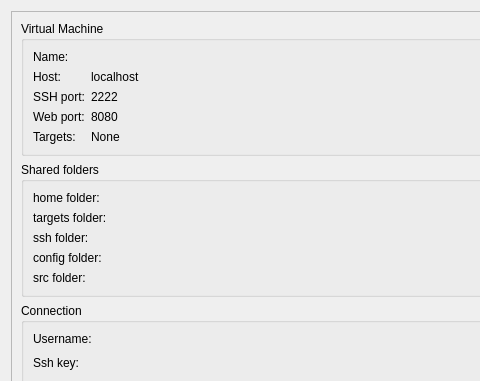
The window that src/plugins/mer/mersdkdetailswidget.ui (sailfishos/sailfish-qtcreator) describes before a commit, drawn with Qt 5; both pictures show x 0 to 480 and y 0 to 381 of the 1000 by 631 pixel window.
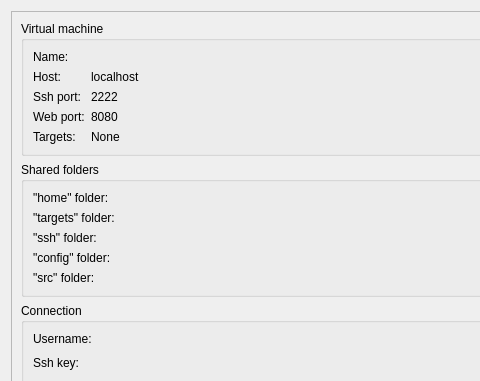
The same window after the commit. Custom widgets are drawn as their Qt base class.

What changed in the file:
```diff
--- a/src/plugins/mer/mersdkdetailswidget.ui
+++ b/src/plugins/mer/mersdkdetailswidget.ui
@@ -30,15 +30,15 @@
        <rect>
         <x>0</x>
         <y>0</y>
-        <width>978</width>
-        <height>609</height>
+        <width>986</width>
+        <height>617</height>
        </rect>
       </property>
       <layout class="QVBoxLayout" name="verticalLayout_2">
        <item>
         <widget class="QGroupBox" name="groupBox">
          <property name="title">
-          <string>Virtual Machine</string>
+          <string>Virtual machine</string>
          </property>
          <layout class="QFormLayout" name="formLayout">
           <item row="0" column="0">
@@ -78,7 +78,7 @@
           <item row="2" column="0">
            <widget class="QLabel" name="portLabel">
             <property name="text">
-             <string>SSH port:</string>
+             <string>Ssh port:</string>
             </property>
            </widget>
           </item>
@@ -138,7 +138,7 @@
           <item row="0" column="0">
            <widget class="QLabel" name="homeFolderLabel">
             <property name="text">
-             <string>home folder:</string>
+             <string>&quot;home&quot; folder:</string>
             </property>
            </widget>
           </item>
@@ -155,7 +155,7 @@
           <item row="1" column="0">
            <widget class="QLabel" name="targetFolderLabel">
             <property name="text">
-             <string>targets folder:</string>
+             <string>&quot;targets&quot; folder:</string>
             </property>
            </widget>
           </item>
@@ -172,7 +172,7 @@
           <item row="2" column="0">
            <widget class="QLabel" name="sshFolderLabel">
             <property name="text">
-             <string>ssh folder:</string>
+             <string>&quot;ssh&quot; folder:</string>
             </property>
            </widget>
           </item>
@@ -189,7 +189,7 @@
           <item row="3" column="0">
            <widget class="QLabel" name="configFolderLabel">
             <property name="text">
-             <string>config folder:</string>
+             <string>&quot;config&quot; folder:</string>
             </property>
            </widget>
           </item>
@@ -206,7 +206,7 @@
           <item row="4" column="0">
            <widget class="QLabel" name="srcFolderLabel">
             <property name="text">
-             <string>src folder:</string>
+             <string>&quot;src&quot; folder:</string>
             </property>
            </widget>
           </item>
```
